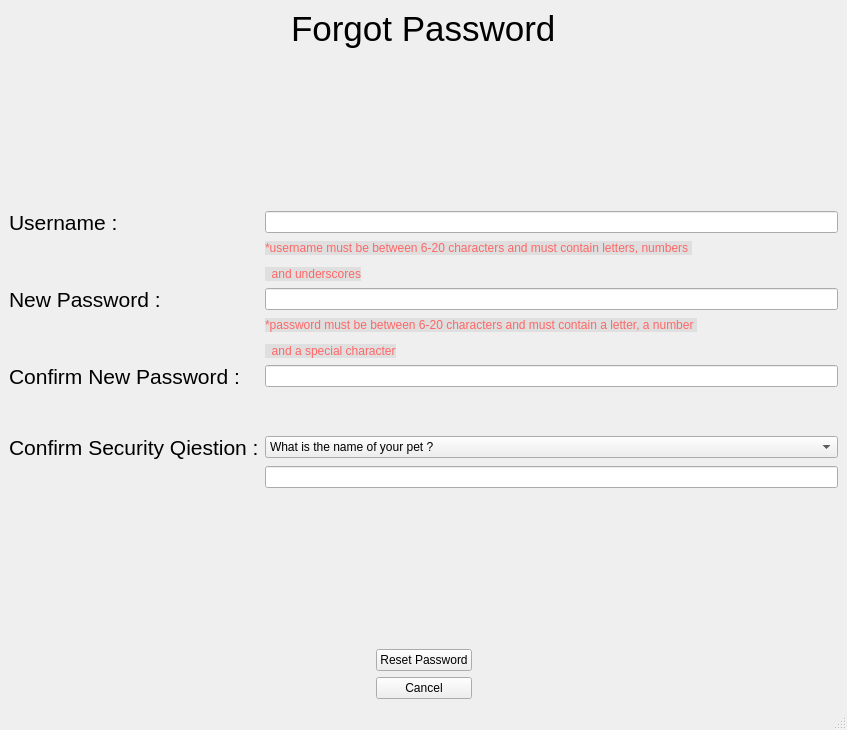
This is UserInterface/forgotPasswordPage.ui in DeluxeOwl/KoR_app as Qt 5 draws it before an edit. The edited form follows.
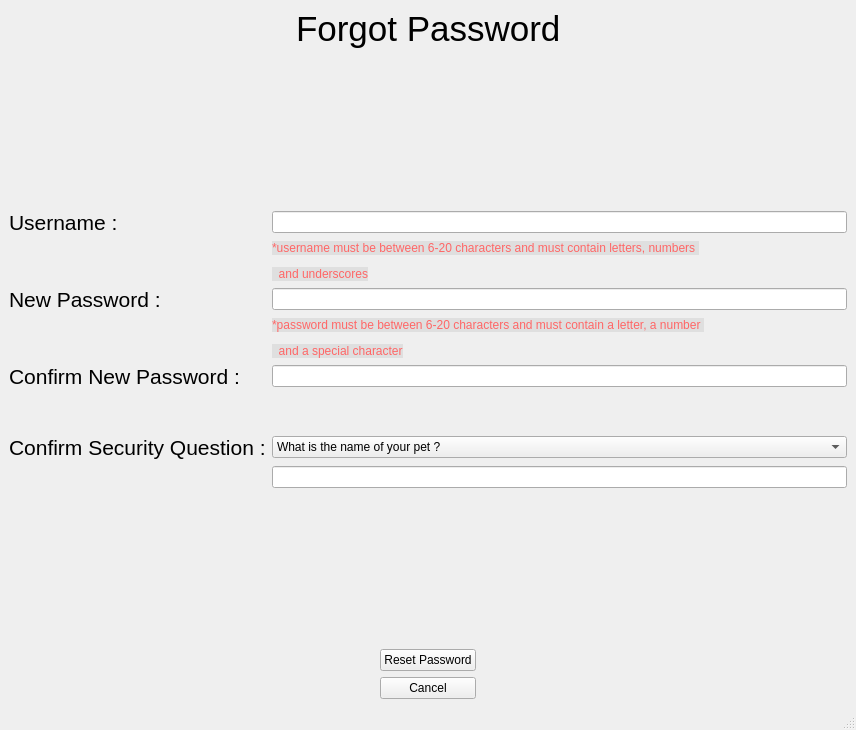
This is the edited form. Icons and pictures are not drawn.

Commit message: Changed security question to match the ones in the database

Patch:
```diff
--- a/UserInterface/forgotPasswordPage.ui
+++ b/UserInterface/forgotPasswordPage.ui
@@ -6,7 +6,7 @@
    <rect>
     <x>0</x>
     <y>0</y>
-    <width>847</width>
+    <width>856</width>
     <height>730</height>
    </rect>
   </property>
@@ -121,7 +121,7 @@
         <item row="6" column="0">
          <widget class="QLabel" name="label_5">
           <property name="text">
-           <string>&lt;html&gt;&lt;head/&gt;&lt;body&gt;&lt;p&gt;&lt;span style=&quot; font-size:16pt;&quot;&gt;Confirm Security Qiestion :&lt;/span&gt;&lt;/p&gt;&lt;/body&gt;&lt;/html&gt;</string>
+           <string>&lt;html&gt;&lt;head/&gt;&lt;body&gt;&lt;p&gt;&lt;span style=&quot; font-size:16pt;&quot;&gt;Confirm Security Question :&lt;/span&gt;&lt;/p&gt;&lt;/body&gt;&lt;/html&gt;</string>
           </property>
          </widget>
         </item>
```
Left out of the diff: 32 changed lines with no effect on the pictures. The commit also changes 3 other files.
